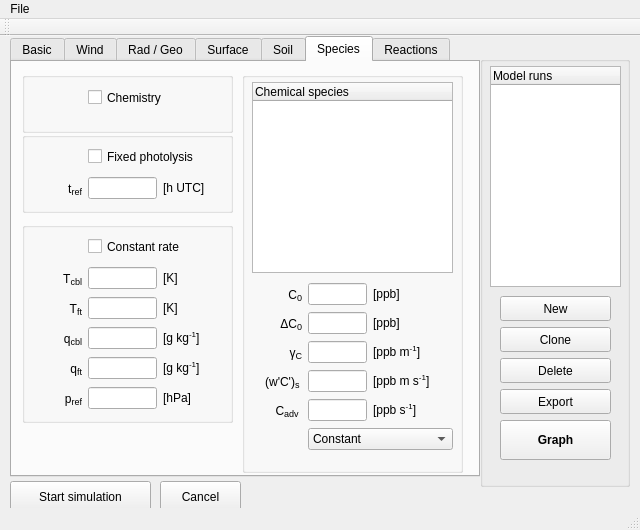
classmodel/modelgui, file mainwindow.ui: the form before one commit.
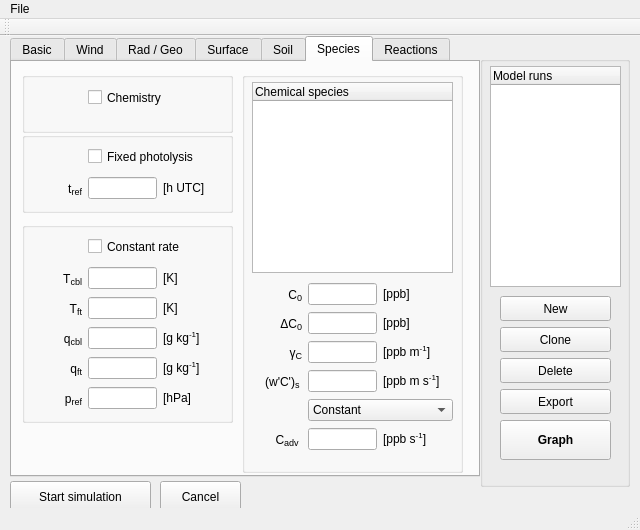
The form after the commit. The open tabs and pages were chosen to show the change.

Commit message: Linked switch scalarflux to code

Patch:
```diff
--- a/mainwindow.ui
+++ b/mainwindow.ui
@@ -57,7 +57,7 @@
      <string/>
     </property>
     <property name="currentIndex">
-     <number>0</number>
+     <number>5</number>
     </property>
     <widget class="QWidget" name="generalTab">
      <attribute name="title">
@@ -3712,7 +3712,7 @@
           </property>
          </widget>
         </item>
-        <item row="4" column="0">
+        <item row="5" column="0">
          <widget class="QLabel" name="label_species_advscalar">
           <property name="toolTip">
            <string/>
@@ -3726,7 +3726,7 @@
           </property>
          </widget>
         </item>
-        <item row="4" column="1">
+        <item row="5" column="1">
          <widget class="QLineEdit" name="input_species_advscalar">
           <property name="toolTip">
            <string>advection of scalar</string>
@@ -3739,7 +3739,7 @@
           </property>
          </widget>
         </item>
-        <item row="4" column="2">
+        <item row="5" column="2">
          <widget class="QLabel" name="unitlabel_species_advscalar">
           <property name="toolTip">
            <string/>
@@ -3752,7 +3752,7 @@
           </property>
          </widget>
         </item>
-        <item row="5" column="1" colspan="2">
+        <item row="4" column="1" colspan="2">
          <widget class="QComboBox" name="selector_species_diurnal">
           <item>
            <property name="text">
@@ -3761,12 +3761,12 @@
           </item>
           <item>
            <property name="text">
-            <string>Simpel diurnal</string>
+            <string>Fixed diurnal cycle</string>
            </property>
           </item>
           <item>
            <property name="text">
-            <string>Advanced diurnal</string>
+            <string>Radiation diurnal cycle</string>
            </property>
           </item>
          </widget>
```
The commit also changes 2 other files.
